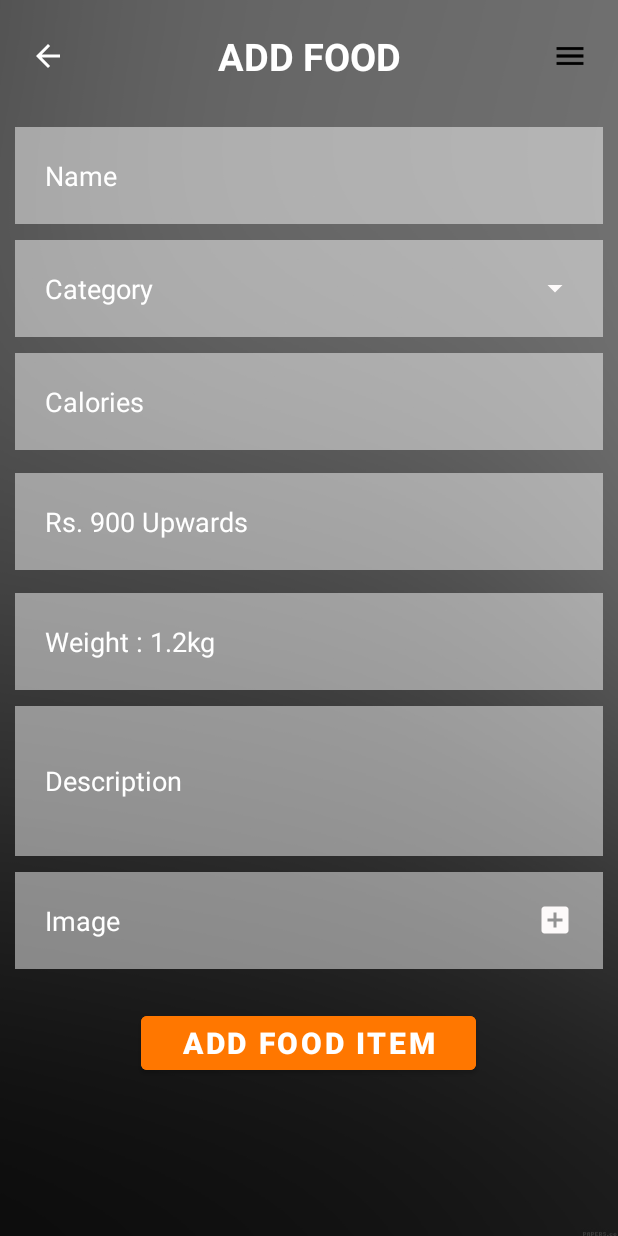
After one commit to Randula98/Y2S2-Foodi-MAD-Project, an Android app: the layout activity_addfood.xml on its own in the app's theme, with its tools: preview values and no code run, on a phone screen of 412 x 824 dp. The commit adds this screen. Run offline under Robolectric (Android 15) with nearby library versions, the phone set to English and light mode, and no system bars.

Commit message:
Added add item UI

```diff
--- /dev/null
+++ b/app/src/main/java/com/example/mad/AddItemActivity.java
@@ -0,0 +1,15 @@
+package com.example.mad;
+
+import android.os.Bundle;
+
+import androidx.annotation.Nullable;
+import androidx.appcompat.app.AppCompatActivity;
+
+public class AddItemActivity extends AppCompatActivity {
+
+    @Override
+    protected void onCreate(@Nullable Bundle savedInstanceState) {
+        super.onCreate(savedInstanceState);
+        setContentView(R.layout.activity_addfood);
+    }
+}
--- /dev/null
+++ b/app/src/main/res/drawable/ic_baseline_add_box_24.xml
@@ -0,0 +1,5 @@
+<vector android:height="24dp" android:tint="#FDFAFA"
+    android:viewportHeight="24" android:viewportWidth="24"
+    android:width="24dp" xmlns:android="http://schemas.android.com/apk/res/android">
+    <path android:fillColor="@android:color/white" android:pathData="M19,3L5,3c-1.11,0 -2,0.9 -2,2v14c0,1.1 0.89,2 2,2h14c1.1,0 2,-0.9 2,-2L21,5c0,-1.1 -0.9,-2 -2,-2zM17,13h-4v4h-2v-4L7,13v-2h4L11,7h2v4h4v2z"/>
+</vector>
--- /dev/null
+++ b/app/src/main/res/drawable/ic_baseline_arrow_drop_down_24.xml
@@ -0,0 +1,5 @@
+<vector android:height="24dp" android:tint="#FDFAFA"
+    android:viewportHeight="24" android:viewportWidth="24"
+    android:width="24dp" xmlns:android="http://schemas.android.com/apk/res/android">
+    <path android:fillColor="@android:color/white" android:pathData="M7,10l5,5 5,-5z"/>
+</vector>
--- /dev/null
+++ b/app/src/main/res/layout/activity_addfood.xml
@@ -0,0 +1,151 @@
+<?xml version="1.0" encoding="utf-8"?>
+<RelativeLayout xmlns:android="http://schemas.android.com/apk/res/android"
+    xmlns:app="http://schemas.android.com/apk/res-auto"
+    xmlns:tools="http://schemas.android.com/tools"
+    android:layout_width="match_parent"
+    android:layout_height="match_parent"
+    android:background="@drawable/black"
+    tools:context=".MainActivity">
+
+    <TextView
+        android:id="@+id/add_food"
+        android:layout_width="match_parent"
+        android:layout_height="wrap_content"
+        android:gravity="center"
+        android:text="@string/add_food"
+        android:textColor="@color/white"
+        android:textSize="25dp"
+        android:textStyle="bold"
+        android:drawableLeft="@drawable/ic_baseline_arrow_back_24"
+        android:drawableRight="@drawable/ic_baseline_menu_24"
+        android:layout_margin="20dp"/>
+
+    <EditText
+        android:id="@+id/name"
+        android:layout_width="match_parent"
+        android:layout_height="wrap_content"
+        android:layout_below="@id/add_food"
+        android:layout_marginStart="10dp"
+        android:layout_marginTop="10dp"
+        android:layout_marginEnd="10dp"
+        android:layout_marginBottom="5dp"
+        android:background="#7AFFFFFF"
+        android:hint="@string/name"
+        android:padding="20dp"
+        android:textColor="@color/white"
+        android:textColorHint="@color/white" />
+
+    <EditText
+        android:id="@+id/cat"
+        android:layout_width="match_parent"
+        android:layout_height="wrap_content"
+        android:layout_below="@id/name"
+        android:layout_marginStart="10dp"
+        android:layout_marginTop="5dp"
+        android:layout_marginEnd="10dp"
+        android:layout_marginBottom="5dp"
+        android:background="#7AFFFFFF"
+        android:drawableRight="@drawable/ic_baseline_arrow_drop_down_24"
+        android:drawablePadding="25dp"
+        android:hint="@string/cat"
+        android:padding="20dp"
+        android:textColor="@color/white"
+        android:textColorHint="@color/white" />
+
+    <EditText
+        android:id="@+id/cal"
+        android:layout_width="match_parent"
+        android:layout_height="wrap_content"
+        android:layout_below="@id/cat"
+        android:layout_marginStart="10dp"
+        android:layout_marginTop="5dp"
+        android:layout_marginEnd="10dp"
+        android:layout_marginBottom="5dp"
+        android:background="#7AFFFFFF"
+        android:hint="@string/cal"
+        android:padding="20dp"
+        android:textColor="@color/white"
+        android:textColorHint="@color/white" />
+
+    <EditText
+        android:id="@+id/price"
+        android:layout_width="match_parent"
+        android:layout_height="wrap_content"
+        android:layout_below="@id/cal"
+        android:layout_marginStart="10dp"
+        android:layout_marginTop="10dp"
+        android:layout_marginEnd="10dp"
+        android:layout_marginBottom="10dp"
+        android:background="#7AFFFFFF"
+        android:hint="@string/price"
+        android:padding="20dp"
+        android:textColor="@color/white"
+        android:textColorHint="@color/white" />
+
+    <EditText
+        android:id="@+id/weight"
+        android:layout_width="match_parent"
+        android:layout_height="wrap_content"
+        android:layout_below="@id/price"
+        android:layout_marginStart="10dp"
+        android:layout_marginTop="5dp"
+        android:layout_marginEnd="10dp"
+        android:layout_marginBottom="5dp"
+        android:background="#7AFFFFFF"
+        android:hint="@string/weight"
+        android:padding="20dp"
+        android:textColor="@color/white"
+        android:textColorHint="@color/white" />
+
+    <EditText
+        android:id="@+id/des"
+        android:layout_width="match_parent"
+        android:layout_height="100dp"
+        android:layout_below="@id/weight"
+        android:layout_marginStart="10dp"
+        android:layout_marginTop="5dp"
+        android:layout_marginEnd="10dp"
+        android:layout_marginBottom="5dp"
+        android:background="#7AFFFFFF"
+        android:hint="@string/des"
+        android:padding="20dp"
+        android:textColor="@color/white"
+        android:textColorHint="@color/white" />
+
+    <EditText
+        android:id="@+id/img"
+        android:layout_width="match_parent"
+        android:layout_height="wrap_content"
+        android:layout_below="@id/des"
+        android:layout_marginStart="10dp"
+        android:layout_marginTop="5dp"
+        android:layout_marginEnd="10dp"
+        android:layout_marginBottom="5dp"
+        android:background="#7AFFFFFF"
+        android:hint="@string/img"
+        android:padding="20dp"
+        android:textColor="@color/white"
+        android:textColorHint="@color/white"
+        android:drawableRight="@drawable/ic_baseline_add_box_24"
+        android:drawablePadding="25dp"/>
+
+    <Button
+        android:id="@+id/add_food_btn"
+        android:layout_width="223dp"
+        android:layout_height="48dp"
+        android:layout_below="@id/img"
+        android:layout_centerHorizontal="true"
+        android:layout_marginStart="20dp"
+        android:layout_marginTop="20dp"
+        android:layout_marginEnd="20dp"
+        android:layout_marginBottom="20dp"
+        android:backgroundTint="#FF7700"
+        android:text="@string/add_food_btn"
+        android:textColor="@color/white"
+        android:textSize="20dp"
+        android:textStyle="bold"
+        tools:ignore="TouchTargetSizeCheck,TouchTargetSizeCheck" />
+
+
+
+</RelativeLayout>
--- a/app/src/main/res/values/colors.xml
+++ b/app/src/main/res/values/colors.xml
@@ -10,4 +10,6 @@
     <color name="btn_orange">#FF7700</color>
     <color name="btn_main">#FD5C29</color>
     <color name="underline">#D8D6D6</color>
+    <color name="black">#FF000000</color>
+    <color name="white">#FFFFFFFF</color>
 </resources>
--- a/app/src/main/res/values/strings.xml
+++ b/app/src/main/res/values/strings.xml
@@ -79,4 +79,40 @@
     <string name="add_cart">Add To Cart</string>
     <string name="choose_food">Choose the food you love</string>
 
+<!--    <string name="app_name">Restaurant-reg</string>-->
+    <string name="add_food">ADD FOOD</string>
+    <string name="name">Name</string>
+    <string name="cat">Category</string>
+    <string name="cal">Calories</string>
+<!--    <string name="price">Price</string>-->
+<!--    <string name="weight">Weight</string>-->
+    <string name="des">Description</string>
+    <string name="img">Image</string>
+    <string name="add_food_btn">ADD FOOD ITEM</string>
+    <string name="res_dash">Restaurant Dashboard</string>
+<!--    <string name="res_name">Pizza Hut</string>-->
+    <string name="text">New Orders Available</string>
+    <string name="view_btn">View</string>
+    <string name="text1">Large Suppreme Pizza - Rs 1200.00</string>
+    <string name="text2">Double layered pizza with roast chicken, beef, pineapple, cheese, onion and olive</string>
+    <string name="text4">BBQ Chicken Pizza - Rs 900.00</string>
+    <string name="text5">BBQ chicken accompanied by spicy jalapenos, onions and cheese</string>
+    <string name="add_item">ADD ITEMS</string>
+    <string name="res_order">NEW ORDERS</string>
+    <string name="txt1">Large Suppreme Pizza</string>
+    <string name="txt2">Large</string>
+    <string name="txt3">1</string>
+    <string name="txt4">Order ID-0012456839</string>
+    <string name="txt5">Rs 1200.00</string>
+    <string name="button1">Approve</string>
+    <string name="button2">Delete</string>
+    <string name="txt6">Chicken Wings</string>
+    <string name="txt7">Medium</string>
+    <string name="txt8">1</string>
+    <string name="txt10">Order ID-0023445789</string>
+    <string name="txt11">Rs 900.00</string>
+    <string name="button3">Set Status</string>
+    <string name="button4">Delete</string>
+    <string name="txt13">Order ID-0023667789</string>
+
 </resources>
```
Also changed, not shown: app/src/main/res/drawable/black.png (added).
